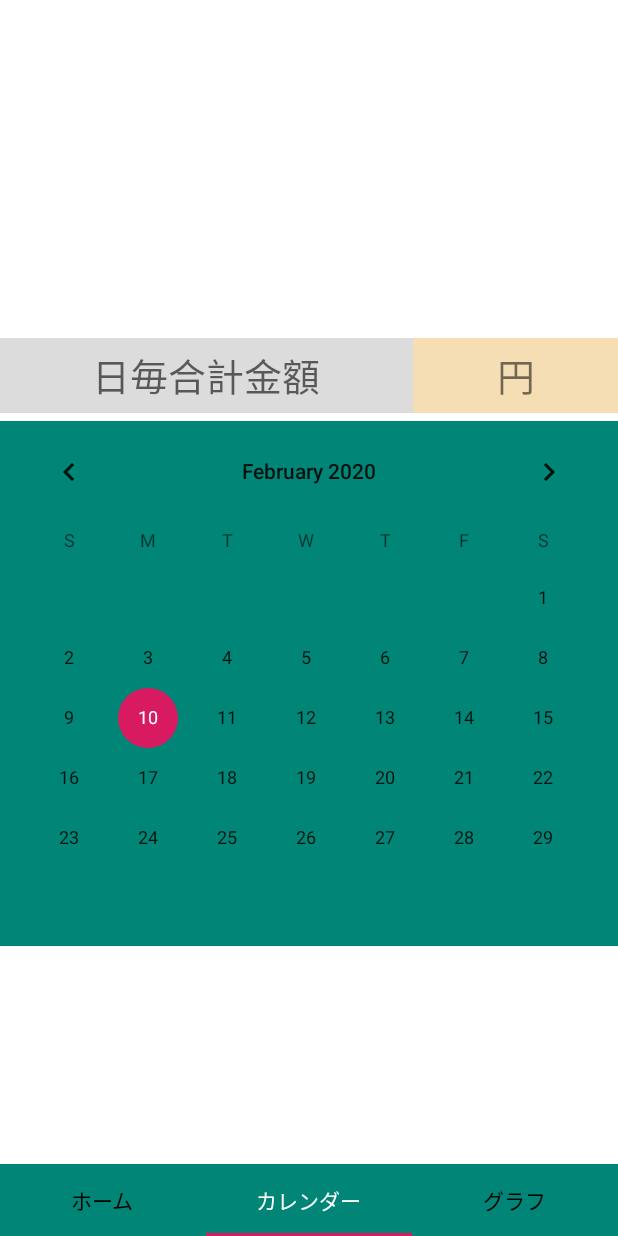
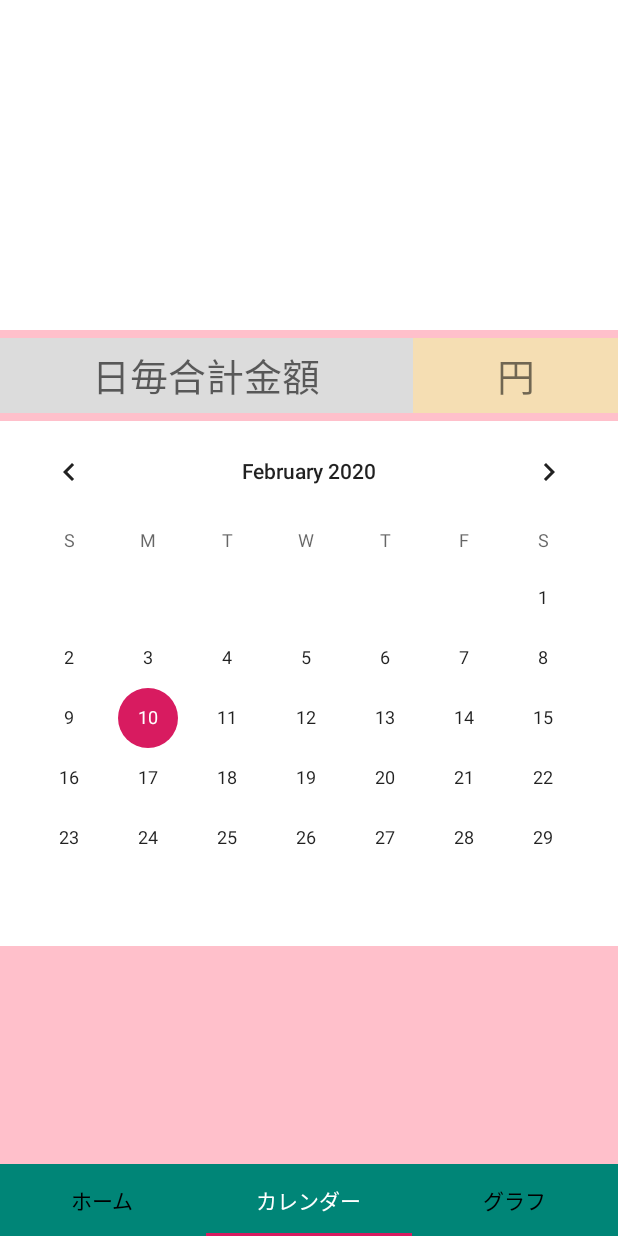
Before and after one commit to yanoatusi/kakeibo, an Android app: the screen it shows after launch (MainActivity), item 2 of the bottom bar chosen, on a phone screen of 412 x 824 dp. Run offline under Robolectric (Android 15) with nearby library versions, the phone set to English and light mode, and no system bars; libraries missing offline, so code that uses them is left out: com.github.mikephil.charting; 2 statements that could not run were skipped.

Commit message:
デザイン1

```diff
--- a/app/src/main/res/layout/fragment_blank.xml
+++ b/app/src/main/res/layout/fragment_blank.xml
@@ -5,7 +5,7 @@
     android:layout_width="match_parent"
     android:layout_height="match_parent"
     android:orientation="vertical"
-    android:background="@color/colorPrimary"
+    android:background="#ffc0cb"
     tools:context="com.websarva.wings.android.kakeibo.BlankFragment">
 
     <GridView
@@ -13,7 +13,6 @@
         android:layout_width="match_parent"
         android:layout_height="220dp"
         android:layout_marginBottom="5dp"
-
         android:background="@color/white"
         android:clickable="true"
         android:numColumns="auto_fit"
--- a/app/src/main/res/layout/fragment_calendar.xml
+++ b/app/src/main/res/layout/fragment_calendar.xml
@@ -6,7 +6,7 @@
     android:layout_height="match_parent"
     xmlns:app="http://schemas.android.com/apk/res-auto"
     android:orientation="vertical"
-    android:background="	#FFFFFF"
+    android:background="#ffc0cb"
     tools:context="com.websarva.wings.android.kakeibo.calendarFragment">
 
     <LinearLayout
@@ -19,6 +19,7 @@
             android:id="@+id/list"
             android:layout_width="match_parent"
             android:layout_height="220dp"
+            android:background="@color/white"
             android:layout_weight="1"/>
     </LinearLayout>
 
@@ -53,7 +54,7 @@
         android:id="@+id/calendarView1"
         android:layout_width="match_parent"
         android:layout_height="350dp"
-        android:background="@color/colorPrimary"
+        android:background="@color/white"
         android:clickable="true" />
 
 </LinearLayout>
```
